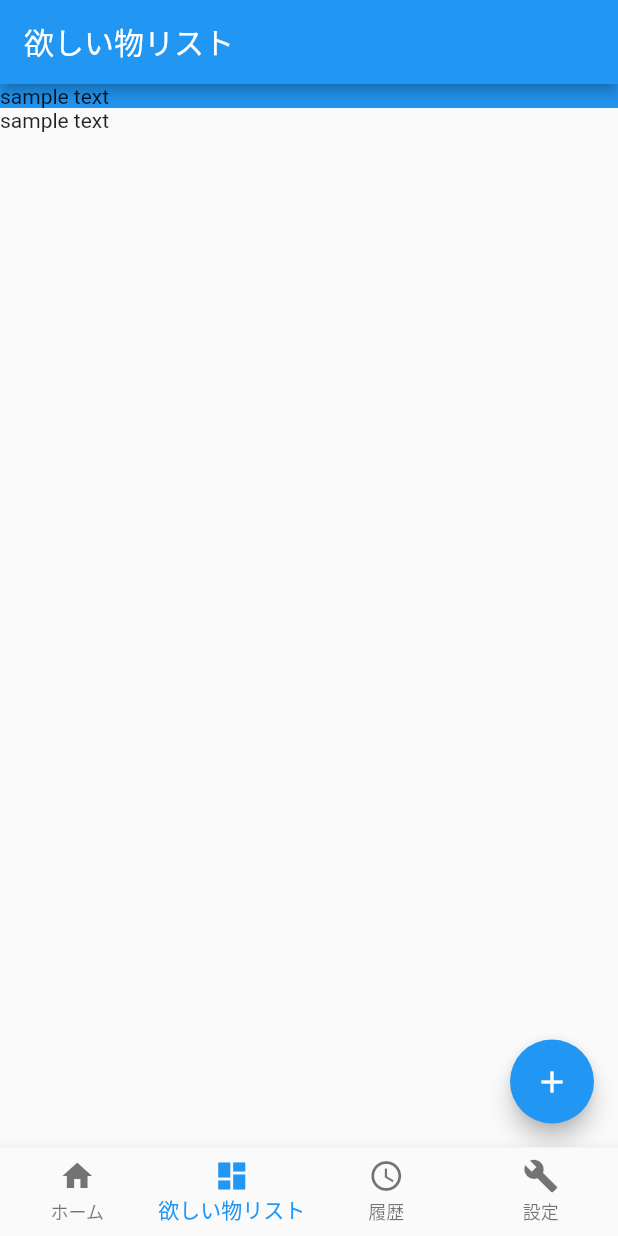
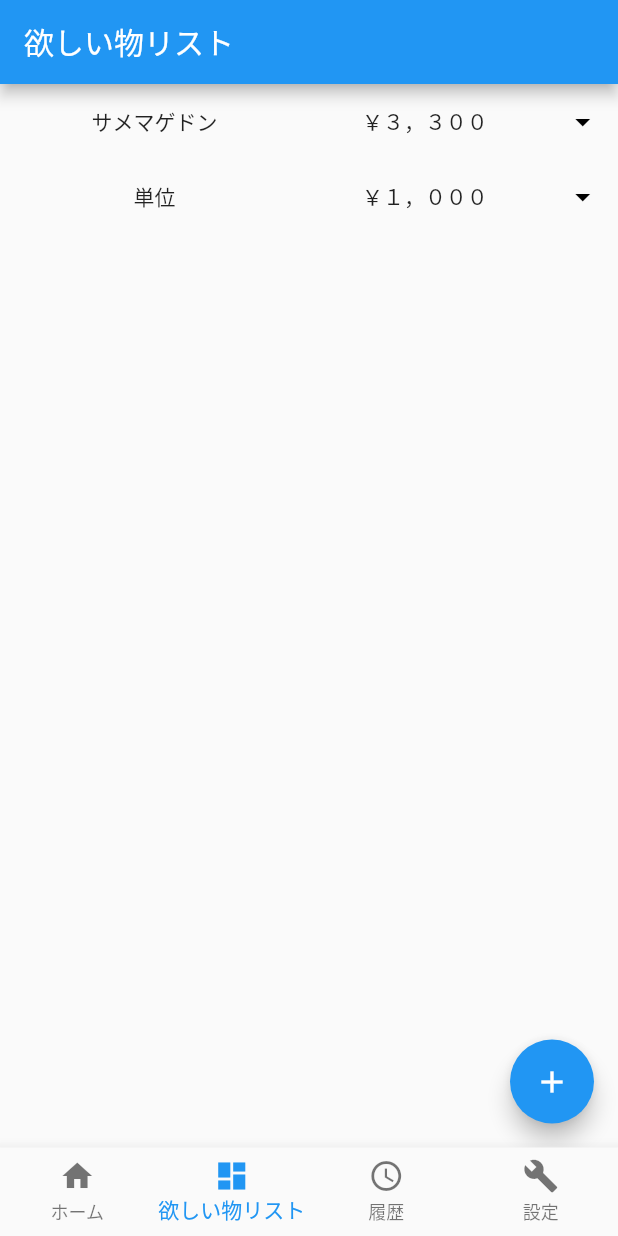
Before and after one commit to TeamSaifu/Saifu_Flutter, a Flutter app: the screen it shows after launch, item 2 of the bottom bar chosen, on a phone screen of 412 x 824 dp. Run offline on Flutter 3.47's test engine with Material 2 defaults, Android fonts, the phone set to English and light mode, and no system bars.

Commit message:
欲しい物リストのレイアウト変更

```diff
--- a/lib/wish_list.dart
+++ b/lib/wish_list.dart
@@ -27,22 +27,76 @@ class _WishListPageState extends State<WishListPage> {
         child: Column(
           crossAxisAlignment: CrossAxisAlignment.stretch,
           children: [
-            Container(
-              color: Colors.blue, // 要素の幅を確認するための背景色
-              child: Text('sample text'),
-            ),
-            Container(
-              child: Text('sample text'),
-            ),
+            // リスト内のアイテムWidgetを呼び出す
+            WishListItem(item: 'サメマゲドン', price: '３，３００'),
+            WishListItem(item: '単位', price: '１，０００'),
           ],
         ),
       ),
       floatingActionButton: FloatingActionButton(
         child: Icon(Icons.add),
         onPressed: () {
-            // ボタンの処理
+          // ボタンの処理
         },
       ),
     );
   }
 }
+
+// 欲しい物リストのアイテム
+class WishListItem extends StatelessWidget {
+  // item : 欲しいアイテム
+  // price : 値段
+  final String item;
+  final String price;
+
+  WishListItem({@required this.item, @required this.price});
+
+  @override
+  Widget build(BuildContext context) {
+    return Row(
+      children: [
+        Expanded(
+          flex: 4,
+          child: Container(
+            // 要素の幅を確認するための背景色
+            // color: Colors.blue,
+            height: 50,
+            child:Center(
+              child: Text(item),
+            ),
+          ),
+        ),
+        Expanded(
+          flex: 3,
+          child: Container(
+            // 要素の幅を確認するための背景色
+            // color: Colors.red,
+            height: 50,
+            child:Center(
+              child: Text('￥' + price),
+            ),
+          ),
+        ),
+        Expanded(
+          flex: 1,
+          child: SizedBox(
+            // SizedBoxでボタンのサイズを指定
+            height: 50,
+            child: ElevatedButton(
+              style: ElevatedButton.styleFrom(
+                // ボタンの背景色を透明化
+                primary: Colors.red.withOpacity(0.0),
+                shadowColor: Colors.red.withOpacity(0.0),
+              ),
+              child: Icon(Icons.arrow_drop_down, color: Colors.black),
+              onPressed: () {
+                // ボタンの処理
+              },
+            ),
+          ),
+        ),
+      ],
+    );
+  }
+}
```
